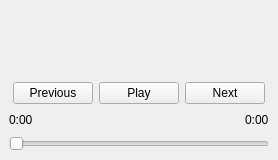
The window that mainwindow.ui (Feifive/XMediaPlayer) describes before a commit, drawn with Qt 5.
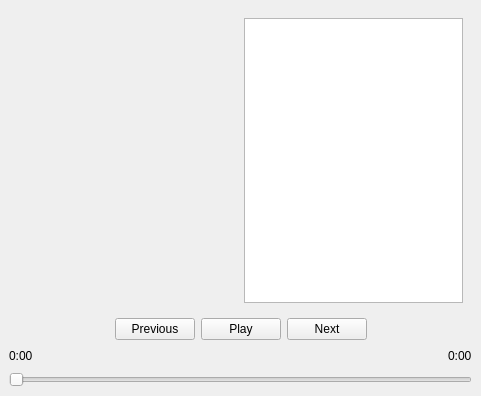
The same window after the commit.

What changed in the file:
```diff
--- a/mainwindow.ui
+++ b/mainwindow.ui
@@ -6,20 +6,40 @@
    <rect>
     <x>0</x>
     <y>0</y>
-    <width>278</width>
-    <height>160</height>
+    <width>481</width>
+    <height>396</height>
    </rect>
   </property>
   <property name="windowTitle">
    <string>MainWindow</string>
   </property>
   <widget class="QWidget" name="centralwidget">
-   <layout class="QVBoxLayout" name="verticalLayout_3" stretch="9,1">
+   <layout class="QVBoxLayout" name="verticalLayout_3">
     <item>
-     <widget class="QLabel" name="label_cover">
-      <property name="text">
-       <string/>
-      </property>
+     <widget class="QWidget" name="widget_view" native="true">
+      <layout class="QHBoxLayout" name="horizontalLayout_4" stretch="5,5">
+       <item>
+        <layout class="QVBoxLayout" name="verticalLayout_4">
+         <item>
+          <widget class="QLabel" name="label_cover">
+           <property name="text">
+            <string/>
+           </property>
+          </widget>
+         </item>
+        </layout>
+       </item>
+       <item>
+        <widget class="QListWidget" name="listWidget_lyricsView">
+         <property name="verticalScrollBarPolicy">
+          <enum>Qt::ScrollBarPolicy::ScrollBarAlwaysOff</enum>
+         </property>
+         <property name="wordWrap">
+          <bool>true</bool>
+         </property>
+        </widget>
+       </item>
+      </layout>
      </widget>
     </item>
     <item>
@@ -37,43 +57,6 @@
        <property name="bottomMargin">
         <number>0</number>
        </property>
-       <item>
-        <layout class="QHBoxLayout" name="horizontalLayout_3">
-         <item>
-          <spacer name="horizontalSpacer_5">
-           <property name="orientation">
-            <enum>Qt::Orientation::Horizontal</enum>
-           </property>
-           <property name="sizeHint" stdset="0">
-            <size>
-             <width>40</width>
-             <height>20</height>
-            </size>
-           </property>
-          </spacer>
-         </item>
-         <item>
-          <widget class="QLabel" name="label_lyric">
-           <property name="text">
-            <string/>
-           </property>
-          </widget>
-         </item>
-         <item>
-          <spacer name="horizontalSpacer_6">
-           <property name="orientation">
-            <enum>Qt::Orientation::Horizontal</enum>
-           </property>
-           <property name="sizeHint" stdset="0">
-            <size>
-             <width>40</width>
-             <height>20</height>
-            </size>
-           </property>
-          </spacer>
-         </item>
-        </layout>
-       </item>
        <item>
         <layout class="QHBoxLayout" name="horizontalLayout">
          <item>
@@ -140,19 +123,6 @@
           <property name="bottomMargin">
            <number>0</number>
           </property>
-          <item>
-           <spacer name="verticalSpacer">
-            <property name="orientation">
-             <enum>Qt::Orientation::Vertical</enum>
-            </property>
-            <property name="sizeHint" stdset="0">
-             <size>
-              <width>20</width>
-              <height>40</height>
-             </size>
-            </property>
-           </spacer>
-          </item>
           <item>
            <layout class="QHBoxLayout" name="horizontalLayout_2">
             <item>
```
